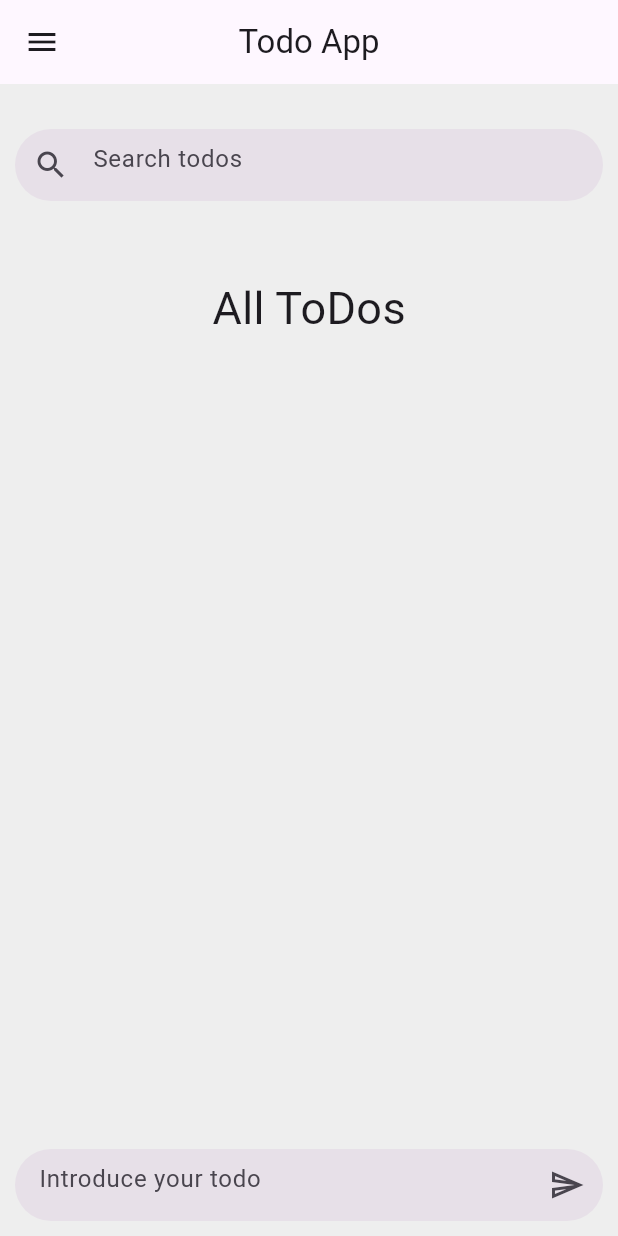
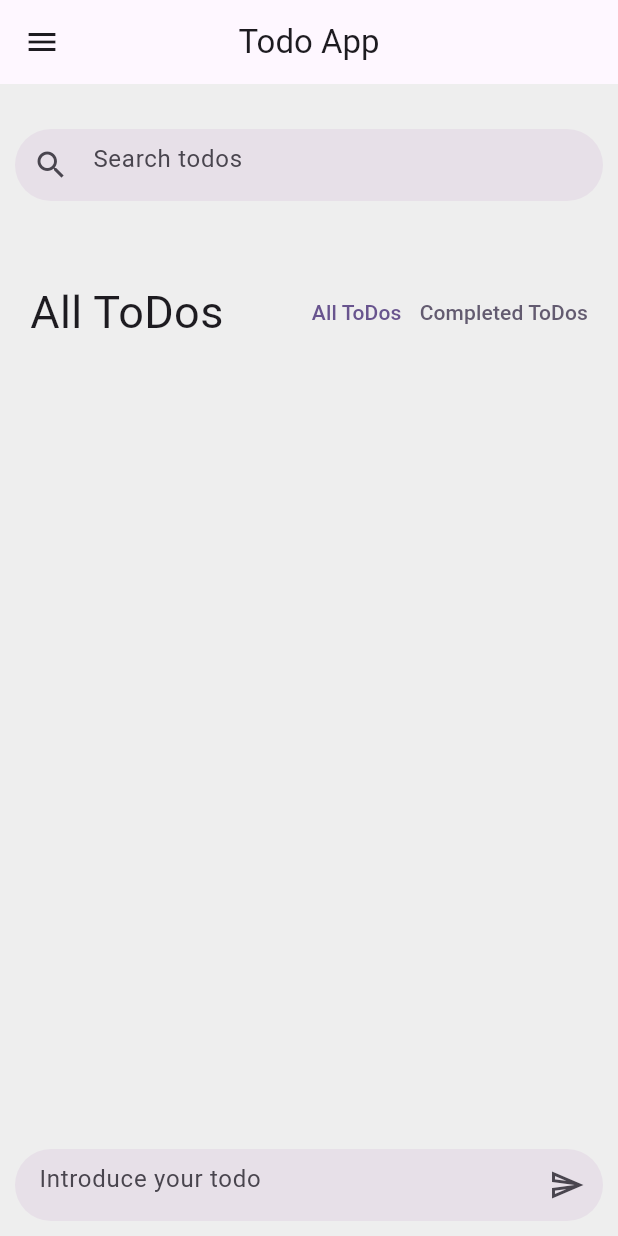
Before and after one commit to Jopt05/todo-app-flutter, a Flutter app: the screen it shows after launch, on a phone screen of 412 x 824 dp. Run offline on Flutter 3.47's test engine with Material 2 defaults, Android fonts, the phone set to English and light mode, and no system bars; our stand-ins replace animate_do.

Commit message:
Se disminuyó la lógica para mostrar los todos y se agregaron botones para mostrar todos y los completados

```diff
--- a/lib/presentation/screens/todo_screen.dart
+++ b/lib/presentation/screens/todo_screen.dart
@@ -1,7 +1,7 @@
-
 import 'package:flutter/material.dart';
 import 'package:flutter_todo_app/presentation/widgets/shared/message_field_box.dart';
 import 'package:flutter_todo_app/presentation/widgets/shared/search_field_box.dart';
+import 'package:flutter_todo_app/presentation/widgets/todo/textbutton_widget.dart';
 import 'package:flutter_todo_app/presentation/widgets/todo/todo_widget.dart';
 import 'package:flutter_todo_app/providers/todo_provider.dart';
 import 'package:provider/provider.dart';
@@ -11,7 +11,6 @@ class TodoScreen extends StatelessWidget {
 
   @override
   Widget build(BuildContext context) {
-
     final colors = Theme.of(context).colorScheme;
 
     return Scaffold(
@@ -19,7 +18,7 @@ class TodoScreen extends StatelessWidget {
         centerTitle: true,
         leading: const Padding(
           padding: EdgeInsets.all(4.0),
-          child: Icon( Icons.menu ),
+          child: Icon(Icons.menu),
         ),
         title: const Text('Todo App'),
         backgroundColor: colors.background,
@@ -30,30 +29,25 @@ class TodoScreen extends StatelessWidget {
 }
 
 class _TodoView extends StatefulWidget {
-
-
   @override
   State<_TodoView> createState() => _TodoViewState();
 }
 
 class _TodoViewState extends State<_TodoView> {
-
   final textController = TextEditingController();
 
   bool isEditing = false;
   String todoToModify = "";
   String actualSearch = "";
+  bool showCompletedTodos = false;
 
   @override
   Widget build(BuildContext context) {
-
     final todoProvider = context.watch<TodoProvider>();
 
     return SafeArea(
       child: Container(
-        decoration: BoxDecoration(
-          color: Colors.grey[200]
-        ),
+        decoration: BoxDecoration(color: Colors.grey[200]),
         child: Padding(
           padding: const EdgeInsets.symmetric(horizontal: 10),
           child: Column(
@@ -61,7 +55,6 @@ class _TodoViewState extends State<_TodoView> {
               const SizedBox(
                 height: 30,
               ),
-
               SearchFieldBox(
                 onValue: (value) {
                   setState(() {
@@ -70,40 +63,62 @@ class _TodoViewState extends State<_TodoView> {
                 },
                 currentFilter: actualSearch,
               ),
-
               const SizedBox(
                 height: 50,
               ),
-
-              const Row(
-                mainAxisAlignment: MainAxisAlignment.center,
-                children: [
-                  Text(
-                    'All ToDos',
-                    style: TextStyle(
-                      fontSize: 30
+              Padding(
+                padding: const EdgeInsets.symmetric(horizontal: 10),
+                child: Row(
+                  // mainAxisAlignment: MainAxisAlignment.center,
+                  children: [
+                    const Text(
+                      'All ToDos',
+                      style: TextStyle(fontSize: 30),
                     ),
-                  ),
-                ],
+                    const Spacer(),
+                    CustomButton(
+                      text: 'All ToDos',
+                      isActive: showCompletedTodos ? false : true,
+                      onPressed: () {
+                        setState(() {
+                          showCompletedTodos = false;
+                        });
+                      },
+                    ),
+                    const SizedBox(
+                      width: 10,
+                    ),
+                    CustomButton(
+                      text: 'Completed ToDos',
+                      isActive: showCompletedTodos ? true : false,
+                      onPressed: () {
+                        setState(() {
+                          showCompletedTodos = true;
+                        });
+                      },
+                    ),
+                  ],
+                ),
               ),
-
               Expanded(
                 child: ListView.builder(
                   itemCount: todoProvider.todos.length,
                   itemBuilder: (context, index) {
                     final newTodo = todoProvider.todos[index];
-                    if( actualSearch.isEmpty ) {
+                    if ((actualSearch.length > 2 &&
+                            !newTodo.todo
+                                .toLowerCase()
+                                .contains(actualSearch.toLowerCase())) ||
+                        (showCompletedTodos && !newTodo.completed)) {
+                      return const SizedBox();
+                    } else {
                       return TodoWidget(
                         todo: newTodo.todo,
                         onDelete: (value) {
-                          todoProvider.deleteTodo(
-                            value
-                          );
+                          todoProvider.deleteTodo(value);
                         },
                         onCompleted: (value) {
-                          todoProvider.completeTodo(
-                            value
-                          );
+                          todoProvider.completeTodo(value);
                         },
                         completed: newTodo.completed,
                         onEdit: (value) {
@@ -115,46 +130,15 @@ class _TodoViewState extends State<_TodoView> {
                         },
                       );
                     }
-
-                    if( actualSearch.isNotEmpty && newTodo.todo.toLowerCase().contains(actualSearch.toLowerCase()) ) {
-                      return TodoWidget(
-                        todo: newTodo.todo,
-                        onDelete: (value) {
-                          todoProvider.deleteTodo(
-                            value
-                          );
-                        },
-                        onCompleted: (value) {
-                          todoProvider.completeTodo(
-                            value
-                          );
-                        },
-                        completed: newTodo.completed,
-                        onEdit: (value) {
-                          setState(() {
-                            isEditing = true;
-                            todoToModify = value;
-                          });
-                          textController.text = value;
-                        },
-                      );
-                    } else {
-                      return const SizedBox();
-                    }
                   },
                 ),
               ),
               MessageFieldBox(
                 onValue: (value) {
-                  if ( !isEditing ) {
-                    todoProvider.sendTodo(
-                      value
-                    );
+                  if (!isEditing) {
+                    todoProvider.sendTodo(value);
                   } else {
-                    todoProvider.editTodo(
-                      todoToModify,
-                      value
-                    );
+                    todoProvider.editTodo(todoToModify, value);
                   }
                 },
                 isEditing: isEditing,
--- a/lib/presentation/widgets/shared/message_field_box.dart
+++ b/lib/presentation/widgets/shared/message_field_box.dart
@@ -13,10 +13,10 @@ class MessageFieldBox extends StatelessWidget {
     required this.textController
   });
 
+  final FocusNode focusNode = FocusNode();
+
   @override
   Widget build(BuildContext context) {
-
-    final FocusNode focusNode = FocusNode();
 
     final outlineInputBorder = UnderlineInputBorder(
       borderSide: const BorderSide(
--- /dev/null
+++ b/lib/presentation/widgets/todo/textbutton_widget.dart
@@ -0,0 +1,27 @@
+import 'package:flutter/material.dart';
+
+class CustomButton extends StatelessWidget {
+  final String text;
+  final bool isActive;
+  final VoidCallback onPressed;
+
+  const CustomButton({
+    required this.text,
+    required this.isActive,
+    required this.onPressed,
+  });
+
+  @override
+  Widget build(BuildContext context) {
+    final colors = Theme.of(context).colorScheme;
+
+    return TextButton(
+      style: TextButton.styleFrom(
+        padding: const EdgeInsets.symmetric(horizontal: 0, vertical: 0),
+        foregroundColor: isActive ? colors.primary : colors.secondary,
+      ),
+      onPressed: onPressed,
+      child: Text(text),
+    );
+  }
+}
--- a/lib/presentation/widgets/todo/todo_widget.dart
+++ b/lib/presentation/widgets/todo/todo_widget.dart
@@ -1,18 +1,15 @@
-
 import 'package:animate_do/animate_do.dart';
 import 'package:flutter/material.dart';
 
 class TodoWidget extends StatelessWidget {
-
   final String todo;
   final ValueChanged<String> onDelete;
   final ValueChanged<String> onCompleted;
   final ValueChanged<String> onEdit;
-  bool completed;
+  final bool completed;
 
-
-  TodoWidget({
-    super.key,
+  TodoWidget(
+      {super.key,
       required this.todo,
       this.completed = false,
       required this.onDelete,
@@ -27,10 +24,7 @@ class TodoWidget extends StatelessWidget {
       child: Card(
         elevation: 0.0,
         child: Padding(
-          padding: const EdgeInsets.symmetric(
-            horizontal: 20,
-            vertical: 10
-          ),
+          padding: const EdgeInsets.symmetric(horizontal: 20, vertical: 10),
           child: Row(
             mainAxisAlignment: MainAxisAlignment.spaceBetween,
             children: [
@@ -48,15 +42,20 @@ class TodoWidget extends StatelessWidget {
                   todo,
                   style: TextStyle(
                     fontSize: 20.0,
-                    decoration: completed ? TextDecoration.lineThrough : TextDecoration.none,
+                    decoration: completed
+                        ? TextDecoration.lineThrough
+                        : TextDecoration.none,
                   ),
                 ),
               ),
               FilledButton(
+                style: FilledButton.styleFrom(
+                  backgroundColor: Colors.red
+                ),
                 onPressed: () {
                   onDelete(todo);
                 },
-                child: const Icon( Icons.delete ),
+                child: const Icon(Icons.delete),
               ),
             ],
           ),
```
Lines whose indentation alone changed are shown as unchanged.
